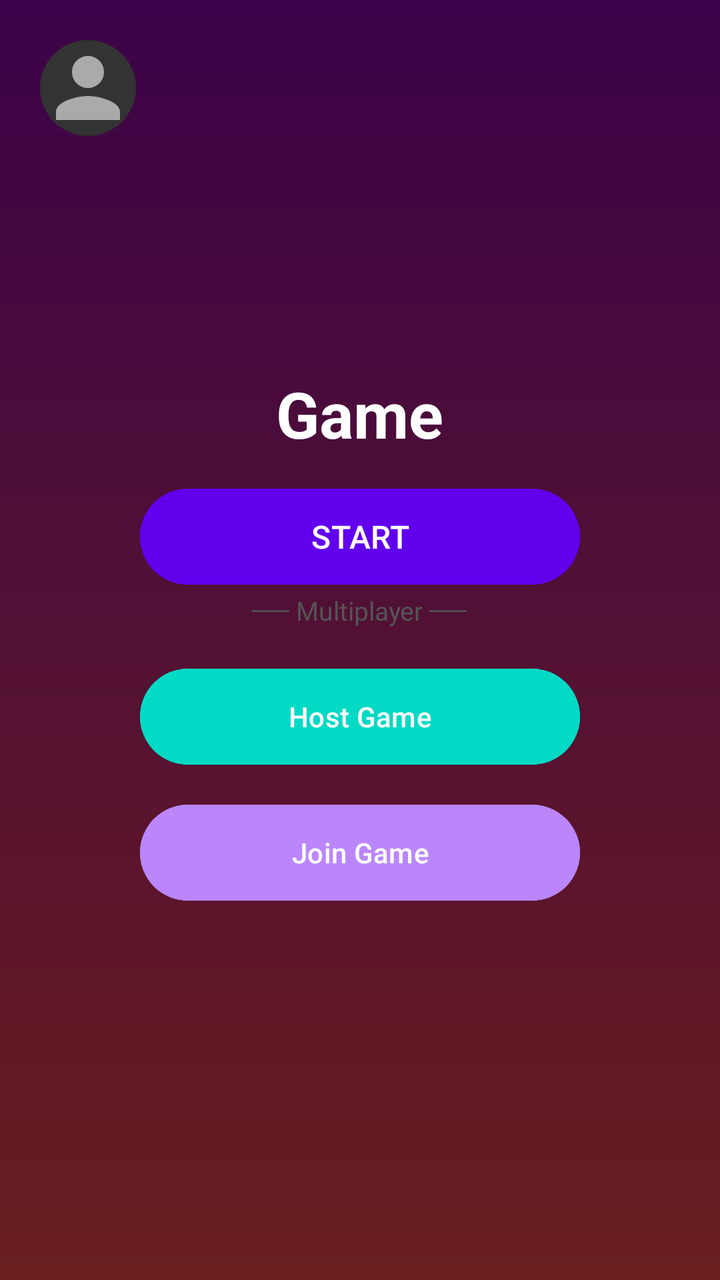
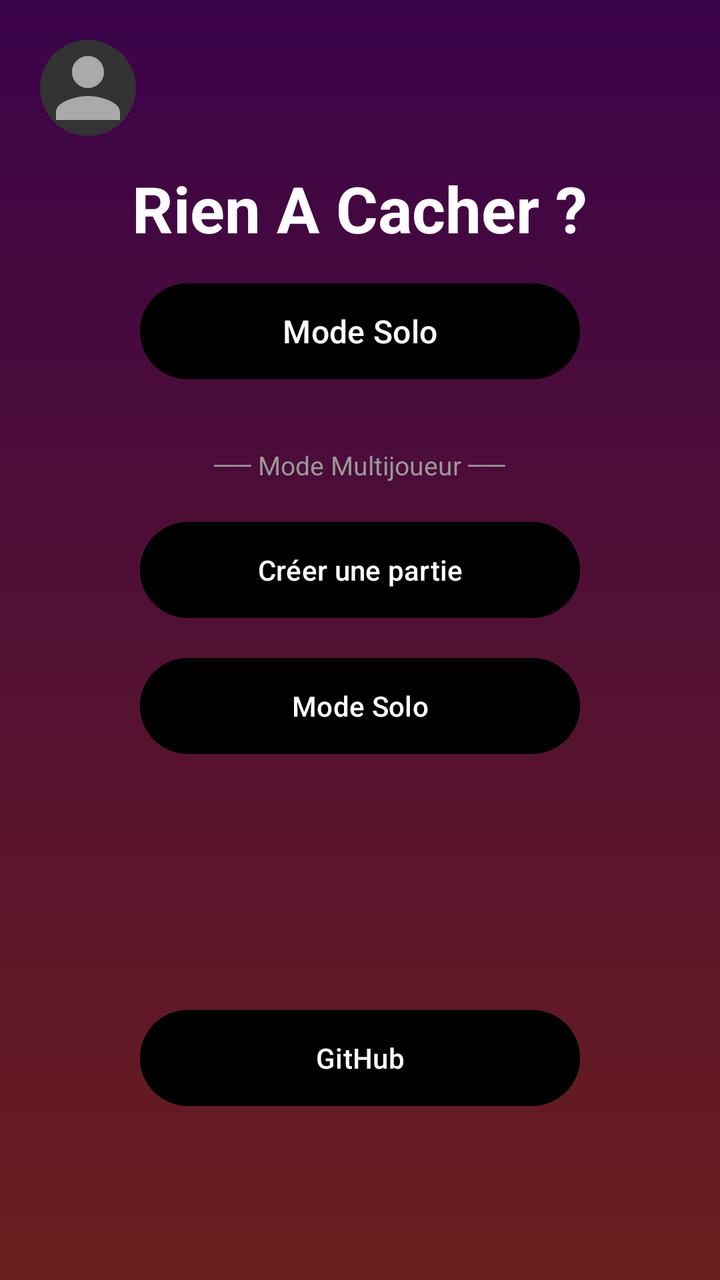

Compare the two renders of this Android layout. The source of the first and the diff that turns it into the second are given below.
<!-- AndroidManifest.xml: application theme Theme.Rien_a_Cacher -->
<!-- res/layout/activity_main.xml -->
<?xml version="1.0" encoding="utf-8"?>
<FrameLayout xmlns:android="http://schemas.android.com/apk/res/android"
    android:layout_width="match_parent"
    android:layout_height="match_parent"
    android:background="@drawable/background_gradient">

    <LinearLayout
        android:layout_width="wrap_content"
        android:layout_height="wrap_content"
        android:padding="20dp">

        <ImageButton
            android:id="@+id/btnProfile"
            android:layout_width="48dp"
            android:layout_height="48dp"
            android:layout_gravity="end"
            android:background="@drawable/circle_background"
            android:contentDescription="Profil"
            android:scaleType="centerCrop"
            android:src="@drawable/ic_profile_placeholder" />

        <FrameLayout
            android:layout_width="match_parent"
            android:layout_height="wrap_content"
            android:layout_marginBottom="24dp">

        </FrameLayout>

    </LinearLayout>


    <LinearLayout
        android:layout_width="match_parent"
        android:layout_height="match_parent"
        android:orientation="vertical"
        android:gravity="center"
        android:padding="32dp">

        <TextView
            android:layout_width="wrap_content"
            android:layout_height="wrap_content"
            android:text="Game"
            android:textSize="32sp"
            android:textStyle="bold"
            android:textColor="#FFFFFF"
            android:layout_marginBottom="12dp" />

        <Button
            android:id="@+id/btnGo"
            android:layout_width="220dp"
            android:layout_height="56dp"
            android:text="START"
            android:textSize="16sp"
            android:textColor="#FFFFFF"
            android:backgroundTint="#6200EE" />

        <TextView
            android:layout_width="wrap_content"
            android:layout_height="wrap_content"
            android:text="── Multiplayer ──"
            android:textColor="#555555"
            android:textSize="13sp"
            android:layout_marginBottom="16dp" />

        <Button
            android:id="@+id/btnHost"
            android:layout_width="220dp"
            android:layout_height="56dp"
            android:text="Host Game"
            android:textColor="#FFFFFF"
            android:backgroundTint="#03DAC5"
            android:layout_marginBottom="12dp" />

        <Button
            android:id="@+id/btnJoin"
            android:layout_width="220dp"
            android:layout_height="56dp"
            android:text="Join Game"
            android:textColor="#FFFFFF"
            android:backgroundTint="#BB86FC" />

    </LinearLayout>

    
    <FrameLayout
        android:id="@+id/profileContainer"
        android:layout_width="match_parent"
        android:layout_height="match_parent" />

</FrameLayout>
<!-- resources referenced by this layout -->
<resources>
  <!-- drawable background_gradient (drawable) -->
  <?xml version="1.0" encoding="utf-8"?>
  <shape
      xmlns:android="http://schemas.android.com/apk/res/android"
      android:shape="rectangle">
      <gradient
          android:type="linear"
          android:startColor="#3B0349"
          android:endColor="#6A1E1E"
          android:angle="200" />
  </shape>
  <!-- drawable circle_background (drawable) -->
  <?xml version="1.0" encoding="utf-8"?>
  <shape xmlns:android="http://schemas.android.com/apk/res/android"
      android:shape="oval">
      <solid android:color="#333333" />
  </shape>
  <!-- drawable ic_profile_placeholder (drawable) -->
  <?xml version="1.0" encoding="utf-8"?>
  <vector xmlns:android="http://schemas.android.com/apk/res/android"
      android:width="48dp"
      android:height="48dp"
      android:viewportWidth="24"
      android:viewportHeight="24">
      <path
          android:fillColor="#AAAAAA"
          android:pathData="M12,12c2.21,0 4,-1.79 4,-4s-1.79,-4 -4,-4
              -4,1.79 -4,4 1.79,4 4,4z
              M12,14c-2.67,0 -8,1.34 -8,4v2h16v-2c0,-2.66 -5.33,-4 -8,-4z"/>
  </vector>
  <style name="Theme.Rien_a_Cacher" parent="Base.Theme.Rien_a_Cacher" />
  <style name="Base.Theme.Rien_a_Cacher" parent="Theme.Material3.DayNight.NoActionBar">
          
          
      </style>
</resources>

<!-- the commit's change to res/layout/activity_main.xml (unified diff, before → after) -->
@@ -1,5 +1,6 @@
 <?xml version="1.0" encoding="utf-8"?>
-<FrameLayout xmlns:android="http://schemas.android.com/apk/res/android"
+<FrameLayout
+    xmlns:android="http://schemas.android.com/apk/res/android"
     android:layout_width="match_parent"
     android:layout_height="match_parent"
     android:background="@drawable/background_gradient">
@@ -7,12 +8,12 @@
     <LinearLayout
         android:layout_width="wrap_content"
         android:layout_height="wrap_content"
-        android:padding="20dp">
+        android:padding="20sp">
 
         <ImageButton
             android:id="@+id/btnProfile"
-            android:layout_width="48dp"
-            android:layout_height="48dp"
+            android:layout_width="48sp"
+            android:layout_height="48sp"
             android:layout_gravity="end"
             android:background="@drawable/circle_background"
             android:contentDescription="Profil"
@@ -22,63 +23,69 @@
         <FrameLayout
             android:layout_width="match_parent"
             android:layout_height="wrap_content"
-            android:layout_marginBottom="24dp">
+            android:layout_marginBottom="24sp">
 
         </FrameLayout>
-
     </LinearLayout>
-
 
     <LinearLayout
         android:layout_width="match_parent"
         android:layout_height="match_parent"
         android:orientation="vertical"
         android:gravity="center"
-        android:padding="32dp">
+        android:padding="32sp">
 
         <TextView
             android:layout_width="wrap_content"
             android:layout_height="wrap_content"
-            android:text="Game"
+            android:text="@string/logo"
             android:textSize="32sp"
             android:textStyle="bold"
-            android:textColor="#FFFFFF"
-            android:layout_marginBottom="12dp" />
+            android:textColor="#fff"
+            android:layout_marginBottom="12sp" />
 
         <Button
             android:id="@+id/btnGo"
-            android:layout_width="220dp"
-            android:layout_height="56dp"
-            android:text="START"
+            android:layout_width="220sp"
+            android:layout_height="56sp"
+            android:text="@string/soloGame"
             android:textSize="16sp"
-            android:textColor="#FFFFFF"
-            android:backgroundTint="#6200EE" />
+            android:textColor="#fff"
+            android:backgroundTint="#000" />
 
         <TextView
             android:layout_width="wrap_content"
             android:layout_height="wrap_content"
-            android:text="── Multiplayer ──"
-            android:textColor="#555555"
+            android:text="@string/textMultiplayer"
+            android:textColor="#999"
             android:textSize="13sp"
-            android:layout_marginBottom="16dp" />
+            android:layout_marginTop="30dp" />
 
         <Button
             android:id="@+id/btnHost"
-            android:layout_width="220dp"
-            android:layout_height="56dp"
-            android:text="Host Game"
-            android:textColor="#FFFFFF"
-            android:backgroundTint="#03DAC5"
-            android:layout_marginBottom="12dp" />
+            android:layout_width="220sp"
+            android:layout_height="56sp"
+            android:text="@string/create"
+            android:textColor="#fff"
+            android:backgroundTint="#000"
+            android:layout_marginBottom="12sp" />
 
         <Button
             android:id="@+id/btnJoin"
-            android:layout_width="220dp"
-            android:layout_height="56dp"
-            android:text="Join Game"
-            android:textColor="#FFFFFF"
-            android:backgroundTint="#BB86FC" />
+            android:layout_width="220sp"
+            android:layout_height="56sp"
+            android:text="@string/soloGame"
+            android:textColor="#fff"
+            android:backgroundTint="#000" />
 
+        <Button
+            android:id="@+id/btnGitHub"
+            android:layout_width="220sp"
+            android:layout_height="56sp"
+            android:layout_marginTop="120sp"
+            android:text="GitHub"
+            android:textColor="#fff"
+            android:backgroundTint="#000" />
     </LinearLayout>
 
     
@@ -86,5 +93,4 @@
         android:id="@+id/profileContainer"
         android:layout_width="match_parent"
         android:layout_height="match_parent" />
-
 </FrameLayout>
<!-- resource entries referenced after the edit -->
@@ -30,6 +30,10 @@
               -4,1.79 -4,4 1.79,4 4,4z
               M12,14c-2.67,0 -8,1.34 -8,4v2h16v-2c0,-2.66 -5.33,-4 -8,-4z"/>
   </vector>
+  <string name="create">Créer une partie</string>
+  <string name="logo">Rien A Cacher ?</string>
+  <string name="soloGame">Mode Solo</string>
+  <string name="textMultiplayer">── Mode Multijoueur ──\n</string>
   <style name="Theme.Rien_a_Cacher" parent="Base.Theme.Rien_a_Cacher" />
   <style name="Base.Theme.Rien_a_Cacher" parent="Theme.Material3.DayNight.NoActionBar">
           
